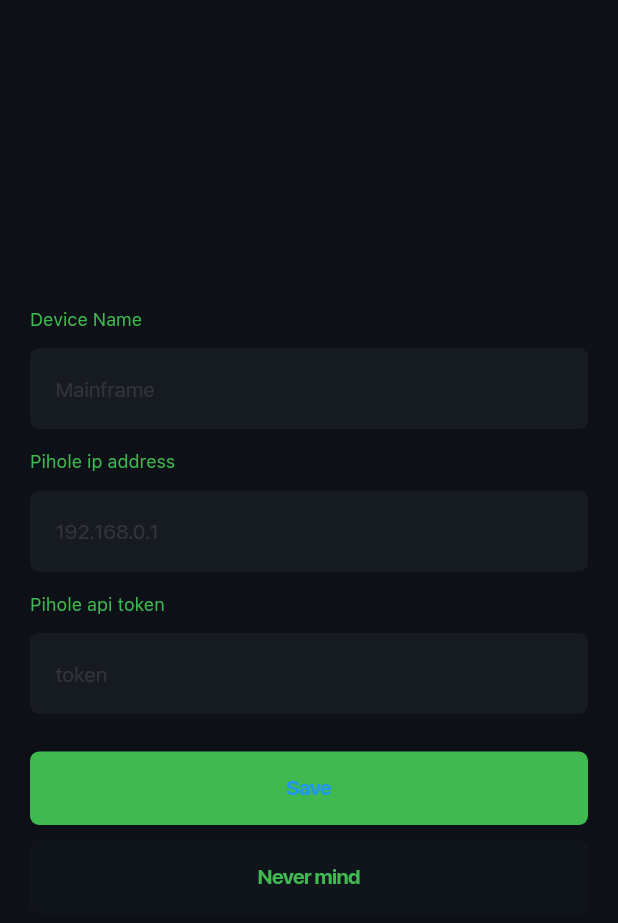
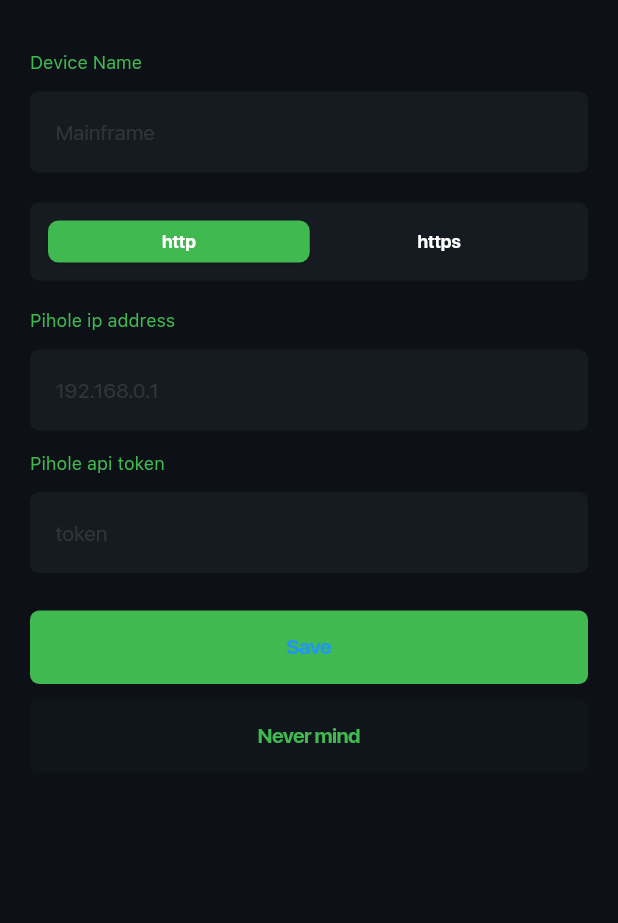
Before and after one commit to zero-stealth/Pihole-Manager, a Flutter app: the screen it shows after launch, on a phone screen of 412 x 824 dp. Shown: the top 923 px of the screen. Run offline on Flutter 3.47's test engine with Material 2 defaults, Android fonts, the phone set to English and light mode, and no system bars; our stand-ins replace flutter_dotenv, flutter_svg, loading_animation_widget, sqflite; accounts and stored records are empty.

Commit message:
:hammer: http and https support

```diff
--- a/lib/screens/AddDevices.dart
+++ b/lib/screens/AddDevices.dart
@@ -20,6 +20,7 @@ class _AddDevicesState extends State<AddDevices> {
   TextEditingController ipcontroller = TextEditingController();
   TextEditingController tokencontroller = TextEditingController();
   TextEditingController namecontroller = TextEditingController();
+  int? protocol = 0;
 
   String buttonState = "notloading";
 
@@ -52,9 +53,22 @@ class _AddDevicesState extends State<AddDevices> {
     });
   }
 
+  setprotocol(){
+    switch (protocol) {
+      case 0:
+        return "http";
+
+      case 1:
+        return "https";
+      default:
+    }
+  }
+
   test_ip(name, ip, token) async {
+    var prot = setprotocol();
     try {
-      var url = 'http://$ip';
+      // var prot = setprotocol();
+      var url = '$prot://$ip';
       // /admin/api.php?getAllQueries=100&auth=
       final response = await http.get(Uri.parse('$url/admin/api.php?summary'));
       if (response.statusCode == 200) {
@@ -66,7 +80,7 @@ class _AddDevicesState extends State<AddDevices> {
       } else {
         setState(() {
           piholeStatus = false;
-          piholeStatusMessage = "Pihole not found on ip $ip";
+          piholeStatusMessage = "Pihole not found on $prot://$ip";
           buttonState = "notloading";
         });
       }
@@ -74,7 +88,7 @@ class _AddDevicesState extends State<AddDevices> {
       print(e);
       setState(() {
         piholeStatus = false;
-        piholeStatusMessage = "Pihole not found on ip $ip";
+        piholeStatusMessage = "Pihole not found on ip $prot://$ip";
         buttonState = "notloading";
       });
     }
@@ -82,8 +96,8 @@ class _AddDevicesState extends State<AddDevices> {
 
   test_token(name, ip, token) async {
     final dbHelper = DatabaseHelper.instance;
-
-    var url = 'http://$ip';
+    var prot = setprotocol();
+    var url = '$prot://$ip';
     // /admin/api.php?getAllQueries=100&auth=
     final resp = await http
         .get(Uri.parse('$url/admin/api.php?getAllQueries=100&auth=$token'));
@@ -162,11 +176,13 @@ class _AddDevicesState extends State<AddDevices> {
     return Scaffold(
       // const Color(0xFF0D1117)
       backgroundColor: const Color(0xFF0D1117),
-      body: Align(
-        alignment: Alignment.center,
+      body: SafeArea(
+        child: SingleChildScrollView(
+          physics: BouncingScrollPhysics(),
           child: Container(
             margin: const EdgeInsets.symmetric(
               horizontal: 20.0,
+              vertical: 20.0,
             ),
             child: Column(
               mainAxisAlignment: MainAxisAlignment.center,
@@ -191,6 +207,60 @@ class _AddDevicesState extends State<AddDevices> {
                   lines: 1,
                 ),
                 SizedBox(height: 15.0),
+                Container(
+                  width: double.infinity,
+                  margin: EdgeInsets.only(
+                    top: 5.0,
+                    bottom: 20.0,
+                  ),
+                  padding: EdgeInsets.all(10.0),
+                  decoration: BoxDecoration(
+                    color: Color(0xFF161B22),
+                    borderRadius: BorderRadius.circular(6.0),
+                  ),
+                  child: CupertinoSlidingSegmentedControl(
+                    backgroundColor: Color(0xFF161B22),
+                    thumbColor: Color(0xff3FB950),
+                    groupValue: protocol,
+                    children: {
+                      0: Container(
+                        padding: EdgeInsets.all(5.0),
+                        decoration: BoxDecoration(
+                          borderRadius: BorderRadius.circular(6.0)
+                        ),
+                        child: Text(
+                          "http",
+                          style: TextStyle(
+                            fontSize: 12.0,
+                            // color: Color(0xff3FB950),
+                            color: Colors.white,
+                            fontFamily: 'SFD-Bold',
+                          ),
+                        ),
+                      ),
+                      1: Container(
+                        padding: EdgeInsets.all(5.0),
+                        decoration: BoxDecoration(
+                          borderRadius: BorderRadius.circular(6.0)
+                        ),
+                        child: Text(
+                          "https",
+                          style: TextStyle(
+                            fontSize: 12.0,
+                            // color: Color(0xff3FB950),
+                            color: Colors.white,
+                            fontFamily: 'SFD-Bold',
+                          ),
+                        ),
+                      ),
+                    },
+                    onValueChanged: (value) {
+                      setState(() {
+                        protocol = value as int?;
+                      });
+                    },
+                  ),
+                ),
                 InputWidget(
                   namecontroller: ipcontroller,
                   label: "Pihole ip address",
@@ -226,7 +296,7 @@ class _AddDevicesState extends State<AddDevices> {
                           namecontroller.text.isEmpty) {
                         setState(() {
                           piholeStatus = false;
-                        piholeStatusMessage = "Fill all fields idiot!";
+                          piholeStatusMessage = "Fill all fields.";
                         });
                       } else {
                         setState(() {
@@ -293,10 +363,10 @@ class _AddDevicesState extends State<AddDevices> {
             ),
           ),
         ),
+      ),
     );
   }
 }
-
 
 class Notifier extends StatelessWidget {
   final bool active;
@@ -322,12 +392,19 @@ class Notifier extends StatelessWidget {
               size: 20.0,
             ),
             SizedBox(width: 10.0),
-            Text(
+            Flexible(
+              child: Container(
+                child: Text(
                   message,
+                  overflow: TextOverflow.clip,
+                  maxLines: 5,
+                  softWrap: true,
                   style: TextStyle(
                     color: Color(0xff3FB950),
                     fontFamily: "SFT-Regular",
                     fontSize: 14.0,
+                  ),
+                ),
               ),
             ),
           ],
@@ -347,12 +424,18 @@ class Notifier extends StatelessWidget {
                 size: 20.0,
               ),
               SizedBox(width: 10.0),
-              Text(
+              Flexible(
+                child: Container(
+                  child: Text(
                     message,
+                    softWrap: true,
                     style: TextStyle(
+                      overflow: TextOverflow.clip,
                       color: Colors.redAccent,
                       fontFamily: "SFT-Regular",
                       fontSize: 14.0,
+                    ),
+                  ),
                 ),
               ),
             ],
```
Also changed, not shown: lib/screens/Dashboard.dart (+20 -20 lines). Lines whose indentation alone changed are shown as unchanged.
